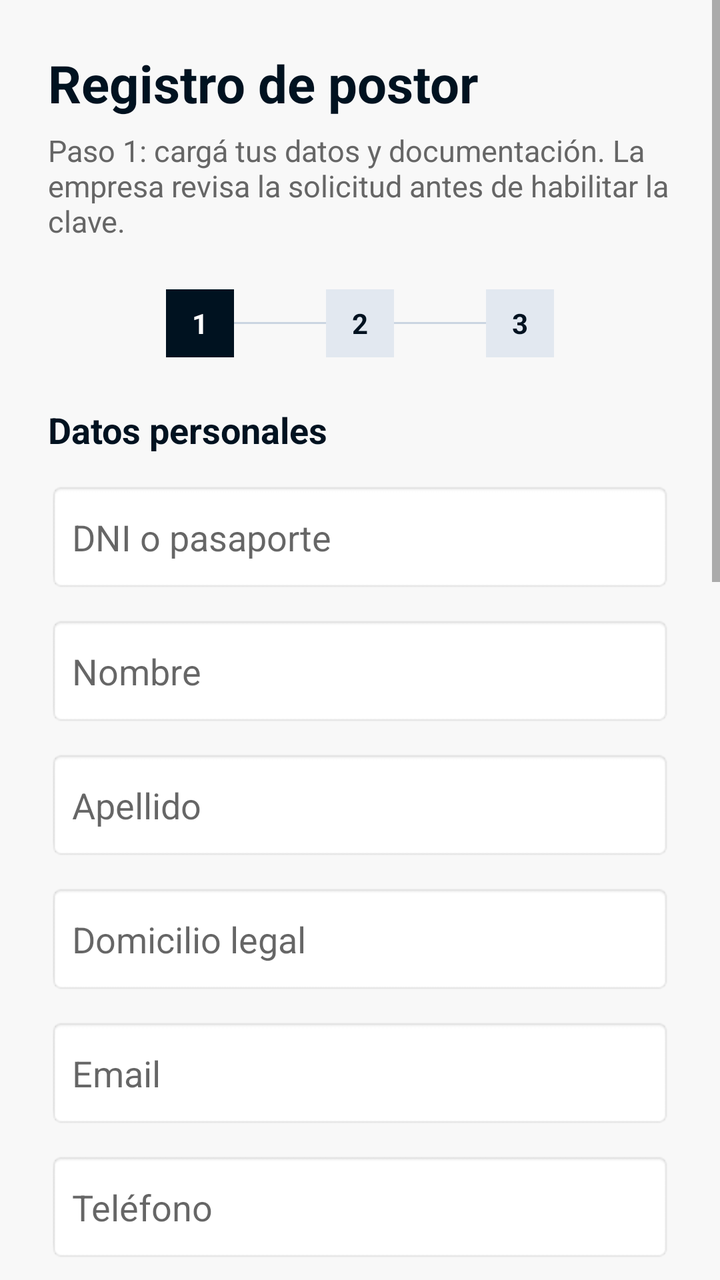
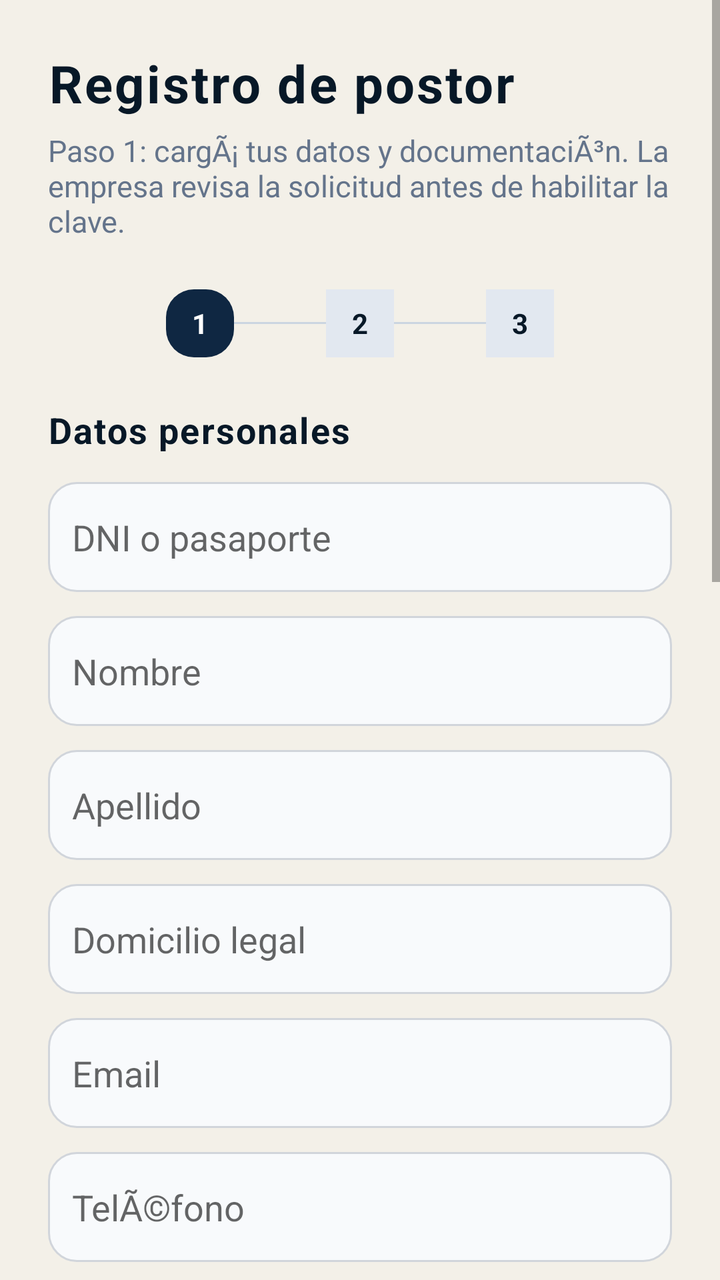

Screens rendered from an Android XML layout before and after an edit, with the pre-edit source and the edit as a unified diff.
<!-- AndroidManifest.xml: application theme Theme.AppCompat.Light.NoActionBar -->
<!-- res/layout/activity_registro.xml -->
<?xml version="1.0" encoding="utf-8"?>
<ScrollView xmlns:android="http://schemas.android.com/apk/res/android"
    android:layout_width="match_parent"
    android:layout_height="match_parent"
    android:background="@color/auct_bg_light"
    android:fillViewport="true">

    <LinearLayout
        android:layout_width="match_parent"
        android:layout_height="wrap_content"
        android:orientation="vertical"
        android:padding="24dp">

        <TextView
            android:layout_width="match_parent"
            android:layout_height="wrap_content"
            android:text="Registro de postor"
            android:textColor="@color/auct_navy"
            android:textSize="26sp"
            android:textStyle="bold" />

        <TextView
            android:layout_width="match_parent"
            android:layout_height="wrap_content"
            android:layout_marginTop="6dp"
            android:text="Paso 1: cargá tus datos y documentación. La empresa revisa la solicitud antes de habilitar la clave."
            android:textColor="@color/auct_gray_text"
            android:textSize="15sp" />

        <LinearLayout
            android:layout_width="match_parent"
            android:layout_height="wrap_content"
            android:layout_marginTop="24dp"
            android:gravity="center"
            android:orientation="horizontal">

            <TextView
                android:layout_width="34dp"
                android:layout_height="34dp"
                android:background="@color/auct_navy"
                android:gravity="center"
                android:text="1"
                android:textColor="#FFFFFF"
                android:textStyle="bold" />

            <View
                android:layout_width="46dp"
                android:layout_height="1dp"
                android:background="#CBD5E1" />

            <TextView
                android:layout_width="34dp"
                android:layout_height="34dp"
                android:background="#E2E8F0"
                android:gravity="center"
                android:text="2"
                android:textColor="@color/auct_navy"
                android:textStyle="bold" />

            <View
                android:layout_width="46dp"
                android:layout_height="1dp"
                android:background="#CBD5E1" />

            <TextView
                android:layout_width="34dp"
                android:layout_height="34dp"
                android:background="#E2E8F0"
                android:gravity="center"
                android:text="3"
                android:textColor="@color/auct_navy"
                android:textStyle="bold" />
        </LinearLayout>

        <TextView
            android:layout_width="match_parent"
            android:layout_height="wrap_content"
            android:layout_marginTop="24dp"
            android:text="Datos personales"
            android:textColor="@color/auct_navy"
            android:textSize="18sp"
            android:textStyle="bold" />

        <EditText
            android:id="@+id/etDocumento"
            android:layout_width="match_parent"
            android:layout_height="55dp"
            android:layout_marginTop="14dp"
            android:background="@android:drawable/editbox_background"
            android:hint="DNI o pasaporte"
            android:inputType="number"
            android:padding="12dp" />

        <EditText
            android:id="@+id/etNombre"
            android:layout_width="match_parent"
            android:layout_height="55dp"
            android:layout_marginTop="12dp"
            android:background="@android:drawable/editbox_background"
            android:hint="Nombre"
            android:padding="12dp" />

        <EditText
            android:id="@+id/etApellido"
            android:layout_width="match_parent"
            android:layout_height="55dp"
            android:layout_marginTop="12dp"
            android:background="@android:drawable/editbox_background"
            android:hint="Apellido"
            android:padding="12dp" />

        <EditText
            android:id="@+id/etDireccion"
            android:layout_width="match_parent"
            android:layout_height="55dp"
            android:layout_marginTop="12dp"
            android:background="@android:drawable/editbox_background"
            android:hint="Domicilio legal"
            android:padding="12dp" />

        <EditText
            android:id="@+id/etEmail"
            android:layout_width="match_parent"
            android:layout_height="55dp"
            android:layout_marginTop="12dp"
            android:background="@android:drawable/editbox_background"
            android:hint="Email"
            android:inputType="textEmailAddress"
            android:padding="12dp" />

        <EditText
            android:id="@+id/etTelefono"
            android:layout_width="match_parent"
            android:layout_height="55dp"
            android:layout_marginTop="12dp"
            android:background="@android:drawable/editbox_background"
            android:hint="Teléfono"
            android:inputType="phone"
            android:padding="12dp" />

        <EditText
            android:id="@+id/etPais"
            android:layout_width="match_parent"
            android:layout_height="55dp"
            android:layout_marginTop="12dp"
            android:background="@android:drawable/editbox_background"
            android:hint="Código de país, por ejemplo 32"
            android:inputType="number"
            android:padding="12dp" />

        <TextView
            android:layout_width="match_parent"
            android:layout_height="wrap_content"
            android:layout_marginTop="14dp"
            android:text="Fotos del documento: frente y dorso"
            android:textColor="@color/auct_gray_text"
            android:textSize="13sp" />

        <Button
            android:id="@+id/btnSeleccionarDniFrente"
            android:layout_width="match_parent"
            android:layout_height="52dp"
            android:layout_marginTop="12dp"
            android:backgroundTint="#E2E8F0"
            android:text="Seleccionar frente del DNI"
            android:textColor="@color/auct_navy"
            android:textStyle="bold" />

        <TextView
            android:id="@+id/txtDniFrente"
            android:layout_width="match_parent"
            android:layout_height="wrap_content"
            android:layout_marginTop="6dp"
            android:text="Frente pendiente"
            android:textColor="@color/auct_gray_text"
            android:textSize="13sp" />

        <Button
            android:id="@+id/btnSeleccionarDniDorso"
            android:layout_width="match_parent"
            android:layout_height="52dp"
            android:layout_marginTop="12dp"
            android:backgroundTint="#E2E8F0"
            android:text="Seleccionar dorso del DNI"
            android:textColor="@color/auct_navy"
            android:textStyle="bold" />

        <TextView
            android:id="@+id/txtDniDorso"
            android:layout_width="match_parent"
            android:layout_height="wrap_content"
            android:layout_marginTop="6dp"
            android:text="Dorso pendiente"
            android:textColor="@color/auct_gray_text"
            android:textSize="13sp" />

        <Button
            android:id="@+id/btnRegistrar"
            android:layout_width="match_parent"
            android:layout_height="55dp"
            android:layout_marginTop="22dp"
            android:backgroundTint="@color/auct_navy"
            android:text="Enviar solicitud"
            android:textColor="#FFFFFF"
            android:textStyle="bold" />

        <TextView
            android:id="@+id/txtMensajeRegistro"
            android:layout_width="match_parent"
            android:layout_height="wrap_content"
            android:layout_marginTop="12dp"
            android:text=""
            android:textAlignment="center"
            android:textColor="#475569"
            android:textSize="14sp" />

        <LinearLayout
            android:layout_width="match_parent"
            android:layout_height="wrap_content"
            android:layout_marginTop="28dp"
            android:background="#FFFFFF"
            android:elevation="3dp"
            android:orientation="vertical"
            android:padding="18dp">

            <TextView
                android:layout_width="match_parent"
                android:layout_height="wrap_content"
                android:text="Paso 3: generar clave"
                android:textColor="@color/auct_navy"
                android:textSize="19sp"
                android:textStyle="bold" />

            <TextView
                android:layout_width="match_parent"
                android:layout_height="wrap_content"
                android:layout_marginTop="6dp"
                android:text="Usá este bloque cuando la empresa ya aprobó tu solicitud y te asignó categoría."
                android:textColor="@color/auct_gray_text"
                android:textSize="14sp" />

            <EditText
                android:id="@+id/etDocumentoPaso2"
                android:layout_width="match_parent"
                android:layout_height="55dp"
                android:layout_marginTop="14dp"
                android:background="@android:drawable/editbox_background"
                android:hint="DNI o pasaporte aprobado"
                android:inputType="number"
                android:padding="12dp" />

            <EditText
                android:id="@+id/etClavePaso2"
                android:layout_width="match_parent"
                android:layout_height="55dp"
                android:layout_marginTop="12dp"
                android:background="@android:drawable/editbox_background"
                android:hint="Clave personal"
                android:inputType="textPassword"
                android:padding="12dp" />

            <Button
                android:id="@+id/btnCompletarRegistro"
                android:layout_width="match_parent"
                android:layout_height="55dp"
                android:layout_marginTop="18dp"
                android:backgroundTint="@color/auct_gold"
                android:text="Generar clave"
                android:textColor="@color/auct_navy"
                android:textStyle="bold" />

            <TextView
                android:id="@+id/txtMensajePaso2"
                android:layout_width="match_parent"
                android:layout_height="wrap_content"
                android:layout_marginTop="12dp"
                android:text=""
                android:textAlignment="center"
                android:textColor="#475569"
                android:textSize="14sp" />
        </LinearLayout>

    </LinearLayout>
</ScrollView>
<!-- resources referenced by this layout -->
<resources>
  <color name="auct_bg_light">#F8F8F8</color>
  <color name="auct_gold">#C5A059</color>
  <color name="auct_gray_text">#666666</color>
  <color name="auct_navy">#001220</color>
</resources>

<!-- the commit's change to res/layout/activity_registro.xml (unified diff, before → after) -->
@@ -2,7 +2,7 @@
 <ScrollView xmlns:android="http://schemas.android.com/apk/res/android"
     android:layout_width="match_parent"
     android:layout_height="match_parent"
-    android:background="@color/auct_bg_light"
+    android:background="#F3F0E8"
     android:fillViewport="true">
 
     <LinearLayout
@@ -15,7 +15,8 @@
             android:layout_width="match_parent"
             android:layout_height="wrap_content"
             android:text="Registro de postor"
-            android:textColor="@color/auct_navy"
+            android:letterSpacing="0.04"
+            android:textColor="#071827"
             android:textSize="26sp"
             android:textStyle="bold" />
 
@@ -23,8 +24,8 @@
             android:layout_width="match_parent"
             android:layout_height="wrap_content"
             android:layout_marginTop="6dp"
-            android:text="Paso 1: cargá tus datos y documentación. La empresa revisa la solicitud antes de habilitar la clave."
-            android:textColor="@color/auct_gray_text"
+            android:text="Paso 1: cargÃ¡ tus datos y documentaciÃ³n. La empresa revisa la solicitud antes de habilitar la clave."
+            android:textColor="#64748B"
             android:textSize="15sp" />
 
         <LinearLayout
@@ -37,7 +38,7 @@
             <TextView
                 android:layout_width="34dp"
                 android:layout_height="34dp"
-                android:background="@color/auct_navy"
+                android:background="@drawable/bg_button_dark"
                 android:gravity="center"
                 android:text="1"
                 android:textColor="#FFFFFF"
@@ -54,7 +55,7 @@
                 android:background="#E2E8F0"
                 android:gravity="center"
                 android:text="2"
-                android:textColor="@color/auct_navy"
+                android:textColor="#071827"
                 android:textStyle="bold" />
 
             <View
@@ -68,7 +69,7 @@
                 android:background="#E2E8F0"
                 android:gravity="center"
                 android:text="3"
-                android:textColor="@color/auct_navy"
+                android:textColor="#071827"
                 android:textStyle="bold" />
         </LinearLayout>
 
@@ -77,7 +78,8 @@
             android:layout_height="wrap_content"
             android:layout_marginTop="24dp"
             android:text="Datos personales"
-            android:textColor="@color/auct_navy"
+            android:letterSpacing="0.04"
+            android:textColor="#071827"
             android:textSize="18sp"
             android:textStyle="bold" />
 
@@ -86,7 +88,7 @@
             android:layout_width="match_parent"
             android:layout_height="55dp"
             android:layout_marginTop="14dp"
-            android:background="@android:drawable/editbox_background"
+            android:background="@drawable/bg_input_premium"
             android:hint="DNI o pasaporte"
             android:inputType="number"
             android:padding="12dp" />
@@ -96,7 +98,7 @@
             android:layout_width="match_parent"
             android:layout_height="55dp"
             android:layout_marginTop="12dp"
-            android:background="@android:drawable/editbox_background"
+            android:background="@drawable/bg_input_premium"
             android:hint="Nombre"
             android:padding="12dp" />
 
@@ -105,7 +107,7 @@
             android:layout_width="match_parent"
             android:layout_height="55dp"
             android:layout_marginTop="12dp"
-            android:background="@android:drawable/editbox_background"
+            android:background="@drawable/bg_input_premium"
             android:hint="Apellido"
             android:padding="12dp" />
 
@@ -114,7 +116,7 @@
             android:layout_width="match_parent"
             android:layout_height="55dp"
             android:layout_marginTop="12dp"
-            android:background="@android:drawable/editbox_background"
+            android:background="@drawable/bg_input_premium"
             android:hint="Domicilio legal"
             android:padding="12dp" />
 
@@ -123,7 +125,7 @@
             android:layout_width="match_parent"
             android:layout_height="55dp"
             android:layout_marginTop="12dp"
-            android:background="@android:drawable/editbox_background"
+            android:background="@drawable/bg_input_premium"
             android:hint="Email"
             android:inputType="textEmailAddress"
             android:padding="12dp" />
@@ -133,19 +135,17 @@
             android:layout_width="match_parent"
             android:layout_height="55dp"
             android:layout_marginTop="12dp"
-            android:background="@android:drawable/editbox_background"
-            android:hint="Teléfono"
+            android:background="@drawable/bg_input_premium"
+            android:hint="TelÃ©fono"
             android:inputType="phone"
             android:padding="12dp" />
 
-        <EditText
+        <Spinner
             android:id="@+id/etPais"
             android:layout_width="match_parent"
             android:layout_height="55dp"
             android:layout_marginTop="12dp"
-            android:background="@android:drawable/editbox_background"
-            android:hint="Código de país, por ejemplo 32"
-            android:inputType="number"
+            android:background="@drawable/bg_input_premium"
             android:padding="12dp" />
 
         <TextView
@@ -153,7 +153,7 @@
             android:layout_height="wrap_content"
             android:layout_marginTop="14dp"
             android:text="Fotos del documento: frente y dorso"
-            android:textColor="@color/auct_gray_text"
+            android:textColor="#64748B"
             android:textSize="13sp" />
 
         <Button
@@ -161,9 +161,9 @@
             android:layout_width="match_parent"
             android:layout_height="52dp"
             android:layout_marginTop="12dp"
-            android:backgroundTint="#E2E8F0"
+            android:background="@drawable/bg_button_outline"
             android:text="Seleccionar frente del DNI"
-            android:textColor="@color/auct_navy"
+            android:textColor="#071827"
             android:textStyle="bold" />
 
         <TextView
@@ -172,7 +172,7 @@
             android:layout_height="wrap_content"
             android:layout_marginTop="6dp"
             android:text="Frente pendiente"
-            android:textColor="@color/auct_gray_text"
+            android:textColor="#64748B"
             android:textSize="13sp" />
 
         <Button
@@ -180,9 +180,9 @@
             android:layout_width="match_parent"
             android:layout_height="52dp"
             android:layout_marginTop="12dp"
-            android:backgroundTint="#E2E8F0"
+            android:background="@drawable/bg_button_outline"
             android:text="Seleccionar dorso del DNI"
-            android:textColor="@color/auct_navy"
+            android:textColor="#071827"
             android:textStyle="bold" />
 
         <TextView
@@ -191,7 +191,7 @@
             android:layout_height="wrap_content"
             android:layout_marginTop="6dp"
             android:text="Dorso pendiente"
-            android:textColor="@color/auct_gray_text"
+            android:textColor="#64748B"
             android:textSize="13sp" />
 
         <Button
@@ -199,7 +199,7 @@
             android:layout_width="match_parent"
             android:layout_height="55dp"
             android:layout_marginTop="22dp"
-            android:backgroundTint="@color/auct_navy"
+            android:background="@drawable/bg_button_dark"
             android:text="Enviar solicitud"
             android:textColor="#FFFFFF"
             android:textStyle="bold" />
@@ -218,7 +218,7 @@
             android:layout_width="match_parent"
             android:layout_height="wrap_content"
             android:layout_marginTop="28dp"
-            android:background="#FFFFFF"
+            android:background="@drawable/bg_card_premium"
             android:elevation="3dp"
             android:orientation="vertical"
             android:padding="18dp">
@@ -227,7 +227,7 @@
                 android:layout_width="match_parent"
                 android:layout_height="wrap_content"
                 android:text="Paso 3: generar clave"
-                android:textColor="@color/auct_navy"
+                android:textColor="#071827"
                 android:textSize="19sp"
                 android:textStyle="bold" />
 
@@ -235,8 +235,8 @@
                 android:layout_width="match_parent"
                 android:layout_height="wrap_content"
                 android:layout_marginTop="6dp"
-                android:text="Usá este bloque cuando la empresa ya aprobó tu solicitud y te asignó categoría."
-                android:textColor="@color/auct_gray_text"
+                android:text="UsÃ¡ este bloque cuando la empresa ya aprobÃ³ tu solicitud y te asignÃ³ categorÃ­a."
+                android:textColor="#64748B"
                 android:textSize="14sp" />
 
             <EditText
@@ -244,7 +244,7 @@
                 android:layout_width="match_parent"
                 android:layout_height="55dp"
                 android:layout_marginTop="14dp"
-                android:background="@android:drawable/editbox_background"
+                android:background="@drawable/bg_input_premium"
                 android:hint="DNI o pasaporte aprobado"
                 android:inputType="number"
                 android:padding="12dp" />
@@ -254,7 +254,7 @@
                 android:layout_width="match_parent"
                 android:layout_height="55dp"
                 android:layout_marginTop="12dp"
-                android:background="@android:drawable/editbox_background"
+                android:background="@drawable/bg_input_premium"
                 android:hint="Clave personal"
                 android:inputType="textPassword"
                 android:padding="12dp" />
@@ -264,9 +264,9 @@
                 android:layout_width="match_parent"
                 android:layout_height="55dp"
                 android:layout_marginTop="18dp"
-                android:backgroundTint="@color/auct_gold"
+                android:background="@drawable/bg_button_gold"
                 android:text="Generar clave"
-                android:textColor="@color/auct_navy"
+                android:textColor="#071827"
                 android:textStyle="bold" />
 
             <TextView
<!-- resource entries referenced after the edit -->
@@ -1,8 +1,43 @@
 <!-- resources referenced by this layout -->
 <resources>
-  <color name="auct_bg_light">#F8F8F8</color>
-  <color name="auct_gold">#C5A059</color>
-  <color name="auct_gray_text">#666666</color>
-  <color name="auct_navy">#001220</color>
+  <!-- drawable bg_button_dark (drawable) -->
+  <?xml version="1.0" encoding="utf-8"?>
+  <shape xmlns:android="http://schemas.android.com/apk/res/android">
+      <solid android:color="#0F2742" />
+      <corners android:radius="14dp" />
+  </shape>
+  <!-- drawable bg_button_gold (drawable) -->
+  <?xml version="1.0" encoding="utf-8"?>
+  <shape xmlns:android="http://schemas.android.com/apk/res/android">
+      <solid android:color="#C9A646" />
+      <corners android:radius="14dp" />
+  </shape>
+  <!-- drawable bg_button_outline (drawable) -->
+  <?xml version="1.0" encoding="utf-8"?>
+  <shape xmlns:android="http://schemas.android.com/apk/res/android">
+      <solid android:color="#FFFFFF" />
+      <corners android:radius="14dp" />
+      <stroke
+          android:width="1dp"
+          android:color="#C9A646" />
+  </shape>
+  <!-- drawable bg_card_premium (drawable) -->
+  <?xml version="1.0" encoding="utf-8"?>
+  <shape xmlns:android="http://schemas.android.com/apk/res/android">
+      <solid android:color="#FFFFFF" />
+      <corners android:radius="24dp" />
+      <stroke
+          android:width="1dp"
+          android:color="#E6E1D2" />
+  </shape>
+  <!-- drawable bg_input_premium (drawable) -->
+  <?xml version="1.0" encoding="utf-8"?>
+  <shape xmlns:android="http://schemas.android.com/apk/res/android">
+      <solid android:color="#F8FAFC" />
+      <corners android:radius="14dp" />
+      <stroke
+          android:width="1dp"
+          android:color="#D1D5DB" />
+  </shape>
 </resources>
 
